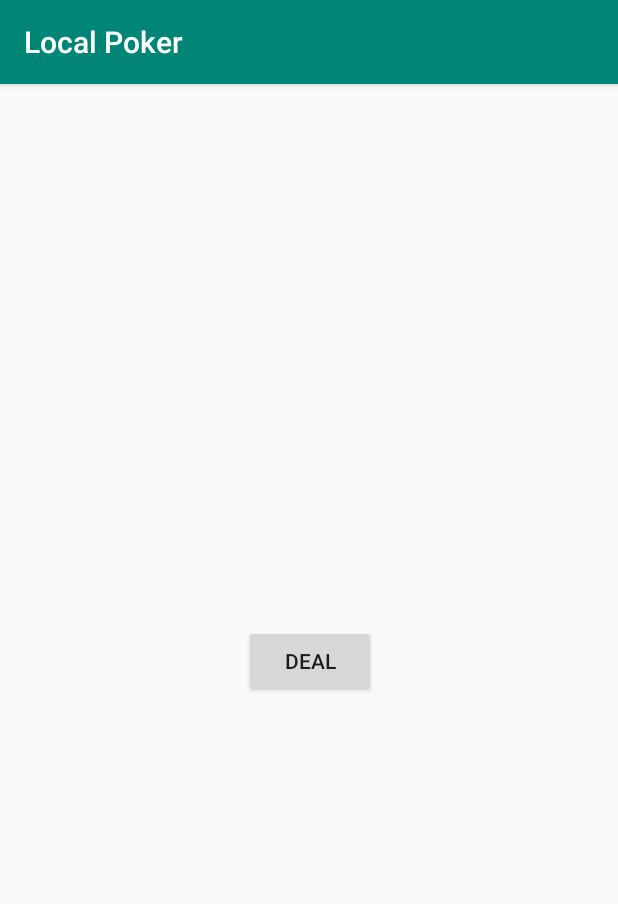
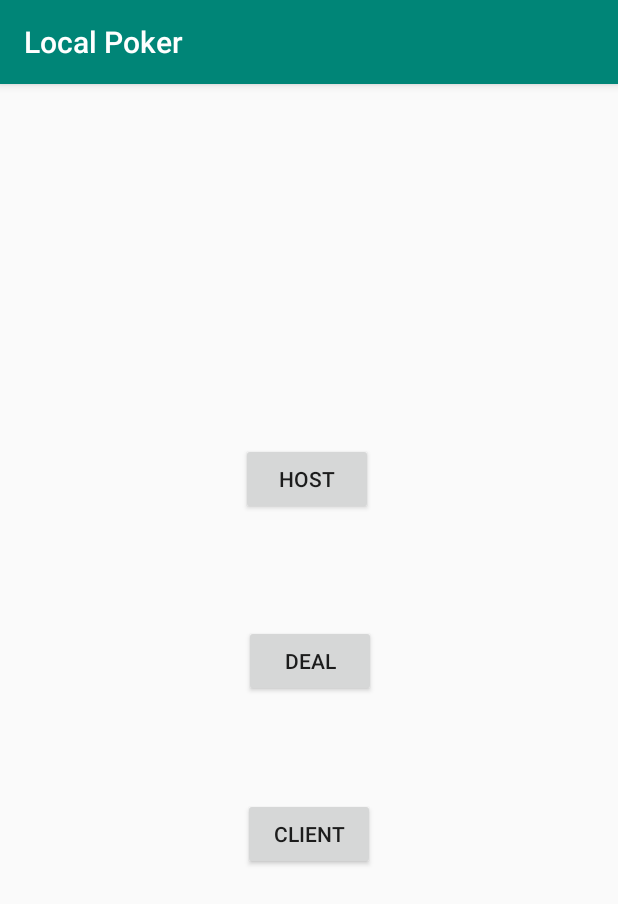
Before and after one commit to JMcL98/Local-Poker, an Android app: the screen it shows after launch (MainActivity), on a phone screen of 412 x 824 dp. Shown: the top 904 px of the screen. Run offline under Robolectric (Android 15) with nearby library versions, the phone set to English and light mode, and no system bars.

Commit message:
Modified Implementation of NSD

```diff
--- a/app/src/main/AndroidManifest.xml
+++ b/app/src/main/AndroidManifest.xml
@@ -1,7 +1,7 @@
 <?xml version="1.0" encoding="utf-8"?>
 <manifest xmlns:android="http://schemas.android.com/apk/res/android"
     package="com.e.localpoker">
-
+    <uses-permission android:name="android.permission.INTERNET"/>
     <application
         android:allowBackup="true"
         android:icon="@mipmap/ic_launcher"
--- a/app/src/main/java/com/e/localpoker/MainActivity.java
+++ b/app/src/main/java/com/e/localpoker/MainActivity.java
@@ -10,15 +10,28 @@ public class MainActivity extends AppCompatActivity {
 
     DeckManager deckManager;
     Player testPlayer;
+    Player[] players;
+    String serviceName = "LocalPoker";
 
     @Override
     protected void onCreate(Bundle savedInstanceState) {
         super.onCreate(savedInstanceState);
         setContentView(R.layout.activity_main);
+        deckManager = new DeckManager();
+        players = new Player[1];
+        testPlayer = new Player("Test", 0);
+        players[0] = testPlayer;
+        players[0].addChips(100);
+    }
 
-        deckManager = new DeckManager();
-        testPlayer = new Player("Test", 0);
-        testPlayer.addChips(100);
+    public void onHostClick(View v) {
+        HostGameManager hostManager = new HostGameManager(players, deckManager, this);
+        serviceName = hostManager.serviceName;
+        hostManager.initialiseListener();
+    }
+
+    public void onClientClick(View v) {
+        ClientGameManager clientManger = new ClientGameManager(this, this.serviceName);
     }
 
     public void dealButton(View v) {
--- a/app/src/main/res/layout/activity_main.xml
+++ b/app/src/main/res/layout/activity_main.xml
@@ -20,4 +20,34 @@
         app:layout_constraintEnd_toEndOf="parent"
         app:layout_constraintStart_toStartOf="parent"
         app:layout_constraintTop_toTopOf="parent" />
+
+    <Button
+        android:id="@+id/button"
+        android:layout_width="wrap_content"
+        android:layout_height="wrap_content"
+        android:layout_marginStart="160dp"
+        android:layout_marginTop="230dp"
+        android:layout_marginEnd="163dp"
+        android:layout_marginBottom="64dp"
+        android:onClick="onHostClick"
+        android:text="Host"
+        app:layout_constraintBottom_toTopOf="@+id/dealButton"
+        app:layout_constraintEnd_toEndOf="parent"
+        app:layout_constraintStart_toStartOf="parent"
+        app:layout_constraintTop_toTopOf="parent" />
+
+    <Button
+        android:id="@+id/button2"
+        android:layout_width="wrap_content"
+        android:layout_height="wrap_content"
+        android:layout_marginStart="161dp"
+        android:layout_marginTop="58dp"
+        android:layout_marginEnd="162dp"
+        android:layout_marginBottom="235dp"
+        android:onClick="onClientClick"
+        android:text="Client"
+        app:layout_constraintBottom_toBottomOf="parent"
+        app:layout_constraintEnd_toEndOf="parent"
+        app:layout_constraintStart_toStartOf="parent"
+        app:layout_constraintTop_toBottomOf="@+id/dealButton" />
 </androidx.constraintlayout.widget.ConstraintLayout>
--- a/build.gradle
+++ b/build.gradle
@@ -7,7 +7,7 @@ buildscript {
 
     }
     dependencies {
-        classpath 'com.android.tools.build:gradle:3.6.0'
+        classpath 'com.android.tools.build:gradle:3.6.1'
 
         // NOTE: Do not place your application dependencies here; they belong
         // in the individual module build.gradle files
```
Also changed, not shown: app/src/main/java/com/e/localpoker/ClientGameManager.java (+7 -76 lines), app/src/main/java/com/e/localpoker/HostGameManager.java (+3 -52 lines), app/src/main/java/com/e/localpoker/NsdClient.java (added, +108 -0 lines), app/src/main/java/com/e/localpoker/NsdHost.java (added, +71 -0 lines).
